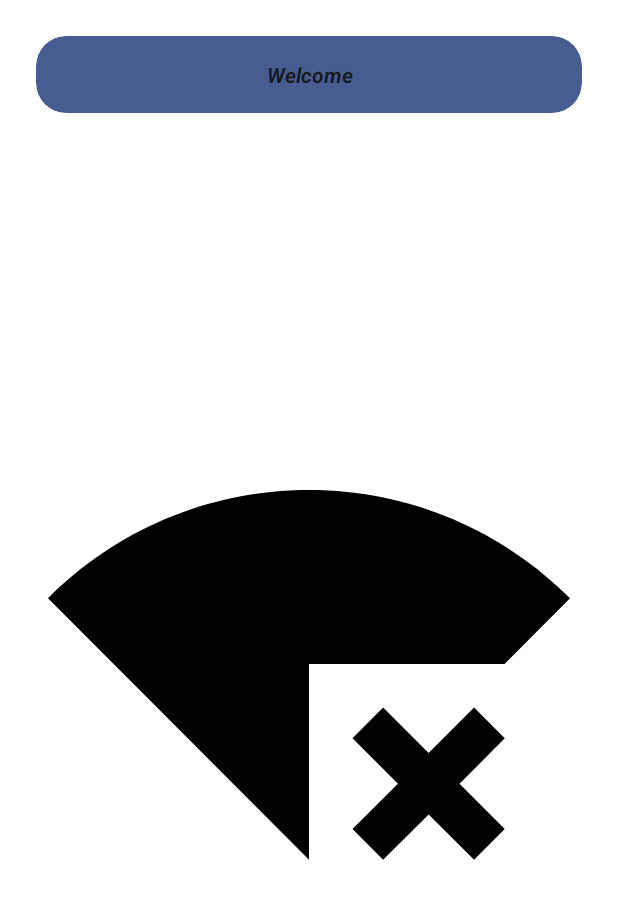
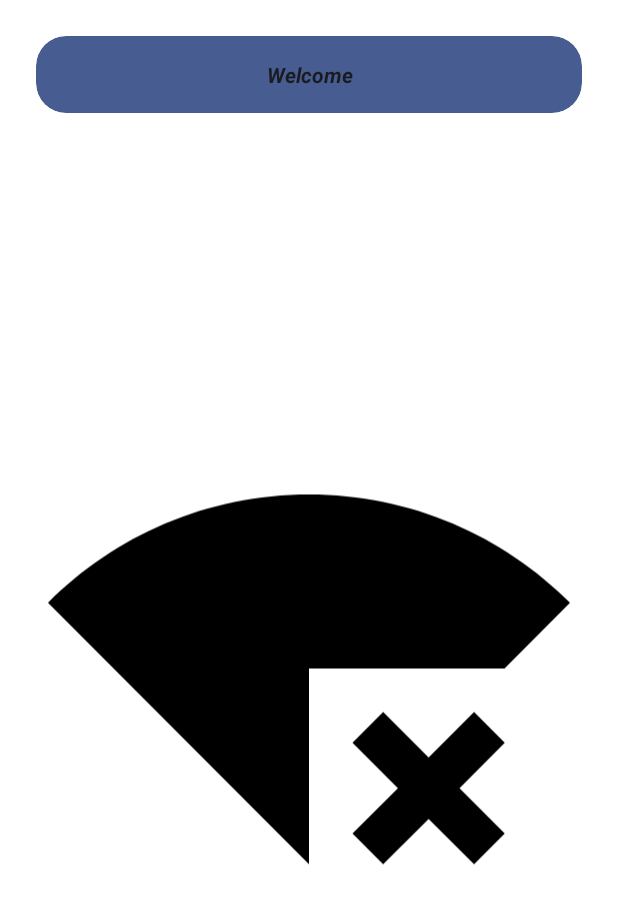
Before and after one commit to ResDesSuxProject/ResDesUx2App, an Android app: the layout status_widget.xml on its own in the app's theme, with its tools: preview values and no code run, on a phone screen of 412 x 824 dp. Shown: the top 904 px of the screen. Run offline under Robolectric (Android 15) with nearby library versions, the phone set to English and light mode, and no system bars.

Commit message:
Removed debugging from widget

```diff
--- a/app/src/main/java/com/example/resdesux2/Widgets/StatusWidget.java
+++ b/app/src/main/java/com/example/resdesux2/Widgets/StatusWidget.java
@@ -69,8 +69,6 @@ public class StatusWidget extends AppWidgetProvider {
             currentView.setTextViewText(R.id.appwidget_welcome, widgetText + " " + currentUser.getUserName());
 
             User.Score score = currentUser.getScore();
-            currentView.setTextViewText(R.id.intensityScore, "Intensity: " + score.getIntensityScore());
-            currentView.setTextViewText(R.id.frequencyScore, score.getFrequencyScore() + " :Frequency");
 
             int index = score.getIntensityScore()/3 + score.getFrequencyScore()/3;
             if (index > dogImages.length) index = dogImages.length - 1;
--- a/app/src/main/res/layout/status_widget.xml
+++ b/app/src/main/res/layout/status_widget.xml
@@ -15,7 +15,7 @@
         android:layout_marginStart="8dp"
         android:layout_marginTop="8dp"
         android:layout_marginEnd="8dp"
-        android:layout_marginBottom="2dp"
+        android:layout_marginBottom="8dp"
 
         android:autoSizeTextType="uniform"
 
@@ -25,28 +25,6 @@
         android:textAlignment="center"
         android:textStyle="bold|italic"
         app:autoSizeTextType="uniform" />
-
-    <LinearLayout
-        android:layout_width="match_parent"
-        android:layout_height="wrap_content"
-        android:layout_marginHorizontal="8dp"
-        android:layout_below="@id/appwidget_welcome"
-        android:gravity="center">
-
-        <TextView
-            android:id="@+id/intensityScore"
-            android:textColor="@color/black"
-            android:layout_width="wrap_content"
-            android:layout_height="wrap_content"
-            android:layout_marginEnd="10dp"/>
-        <TextView
-            android:id="@+id/frequencyScore"
-            android:textColor="@color/black"
-            android:layout_width="wrap_content"
-            android:layout_height="wrap_content"
-            android:layout_marginStart="10dp"/>
-
-    </LinearLayout>
 
     <ImageView
         android:id="@+id/appwidget_image"
```
